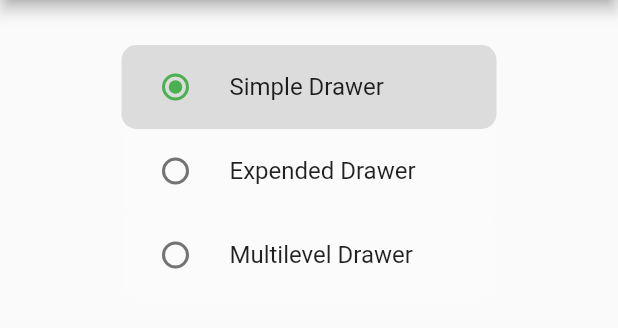
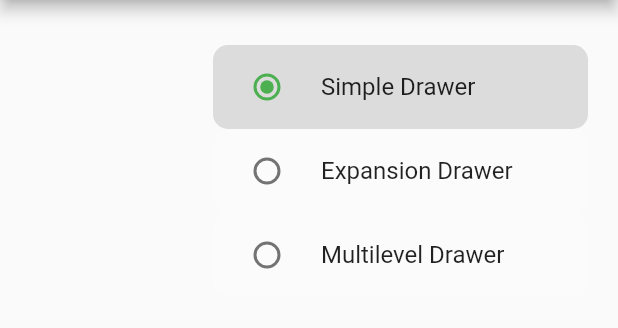
Before and after one commit to HH-Tushar/flutter_drawers, a Flutter app: the screen it shows after launch, on a phone screen of 412 x 824 dp, the part 84-412 px from its top. Run offline on Flutter 3.47's test engine with Material 2 defaults, Android fonts, the light colour scheme and no system bars; missing offline and left inert: multilevel_drawer.

Commit message:
initially done

```diff
--- a/lib/home.dart
+++ b/lib/home.dart
@@ -1,7 +1,7 @@
 
 import 'package:flutter/material.dart';
 
-import 'expendedDrawer.dart';
+import 'expansionDrawer.dart';
 import 'multiLevelDrawer.dart';
 import 'simpleDrawer.dart';
 
@@ -12,7 +12,7 @@ class Home extends StatefulWidget {
   State<Home> createState() => _HomeState();
 }
 
-enum SingingCharacter { simpleDrawer, expendedDrawer, multilevelDrawer }
+enum SingingCharacter { simpleDrawer, expansionDrawer, multilevelDrawer }
 
 class _HomeState extends State<Home> {
   SingingCharacter? _character = SingingCharacter.simpleDrawer;
@@ -26,12 +26,13 @@ class _HomeState extends State<Home> {
       ),
       drawer: ResponsiveLayout(
         simpleDrawer: myDrawer,
-        expendedDrawer: const ExpendedDrawer(),
+        expansionDrawer: const ExpansionDrawer(),
         multileveiDrawer: const Multileveldrawer(),
         value: drawernumber,
       ),
-      body: Center(
-
+      body: Container(width: double.infinity,
+        alignment: Alignment.topRight,
+        padding: const EdgeInsets.only(right: 20),
         child: Container(
           width: 250,
           alignment: Alignment.center,
@@ -54,10 +55,10 @@ class _HomeState extends State<Home> {
               ),
 
             RadioListTile<SingingCharacter>(
-                title: const Text('Expended Drawer'),
-                value: SingingCharacter.expendedDrawer,
+              title: const Text('Expansion Drawer'),
+              value: SingingCharacter.expansionDrawer,
               shape: RoundedRectangleBorder(borderRadius: BorderRadius.circular(10)),
-                tileColor:(_character==SingingCharacter.expendedDrawer)?Colors.black12:Colors.white10,
+              tileColor:(_character==SingingCharacter.expansionDrawer)?Colors.black12:Colors.white10,
               groupValue: _character,
               onChanged: (SingingCharacter? value) {
                 setState(() {
@@ -84,22 +85,22 @@ class _HomeState extends State<Home> {
 
           ],
         ),
-        ),
-      ),
+      )
+      )
     );
   }
 }
 
 class ResponsiveLayout extends StatelessWidget {
   final  Widget simpleDrawer;
-  final Widget expendedDrawer;
+  final Widget expansionDrawer;
   final Widget multileveiDrawer;
   final int value;
 
   const ResponsiveLayout({
     super.key,
     required this.simpleDrawer,
-    required this.expendedDrawer,
+    required this.expansionDrawer,
     required this.multileveiDrawer,
     required this.value,
   });
@@ -111,7 +112,7 @@ class ResponsiveLayout extends StatelessWidget {
         if (value == 1) {
           return simpleDrawer;
         } else if (value == 2) {
-          return expendedDrawer;
+          return expansionDrawer;
         } else {
           return multileveiDrawer;
         }
--- a/lib/simpleDrawer.dart
+++ b/lib/simpleDrawer.dart
@@ -10,7 +10,7 @@ var myAppBar = AppBar(
 var drawerTextColor = TextStyle(
   color: Colors.grey[600],
 );
-var tilePadding = const EdgeInsets.only(left: 40.0, right: 8, top: 8);
+var tilePadding =  const EdgeInsets.only(left: 40.0, right: 40, top: 8,bottom: 8);
 
 Widget myDrawer = Drawer(
   backgroundColor: Colors.grey[300],
@@ -54,9 +54,15 @@ Widget myDrawer = Drawer(
           ),
         ),
       ),
-      Padding(
+      const Divider(indent: 25,endIndent: 25),
+      Expanded(
+        child: Align(
+          alignment: FractionalOffset.bottomCenter,
+          child: Padding(
             padding: tilePadding,
             child: ListTile(
+              shape: RoundedRectangleBorder(borderRadius: BorderRadius.circular(10)),
+              //tileColor:Colors.black12,
               leading: const Icon(Icons.logout),
               title: Text(
                 'L O G O U T',
@@ -64,6 +70,9 @@ Widget myDrawer = Drawer(
               ),
             ),
           ),
+        ),
+      ),
+      const SizedBox(height: 5),
     ],
   ),
 );
```
Also changed, not shown: lib/expansionDrawer.dart (renamed from lib/expendedDrawer.dart, +9 -4 lines), lib/multiLevelDrawer.dart (+20 -41 lines). Lines whose indentation alone changed are shown as unchanged.
